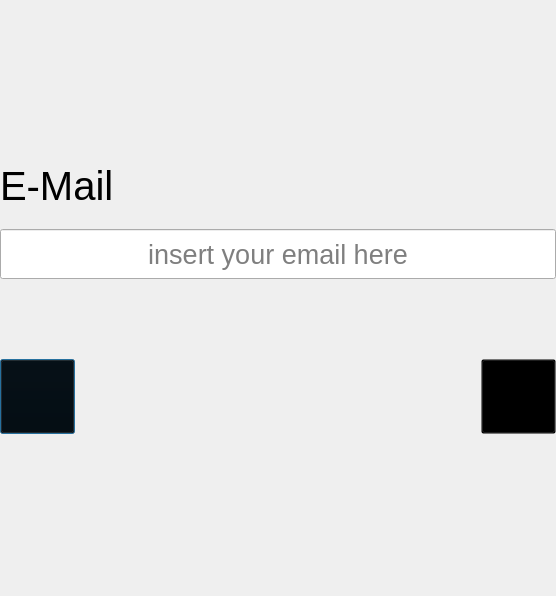
Qt form src/qtTouch/MailManager.ui (USI-Showroom/WarpMe) before a commit.
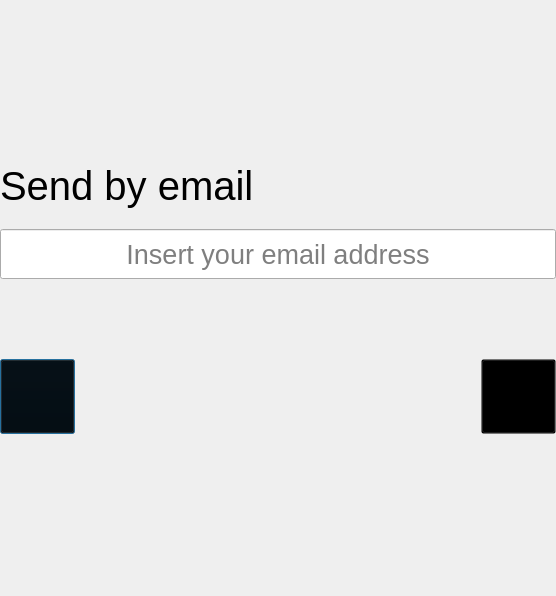
The same form after that commit. Icons and pictures are not drawn. Custom widgets are drawn as their Qt base class.

```diff
--- a/src/qtTouch/MailManager.ui
+++ b/src/qtTouch/MailManager.ui
@@ -48,7 +48,7 @@
       <string notr="true">font-size: 30pt;</string>
      </property>
      <property name="text">
-      <string>E-Mail</string>
+      <string>Send by email</string>
      </property>
     </widget>
    </item>
@@ -76,7 +76,7 @@
       <set>Qt::AlignCenter</set>
      </property>
      <property name="placeholderText">
-      <string>insert your email here</string>
+      <string>Insert your email address</string>
      </property>
     </widget>
    </item>
```
